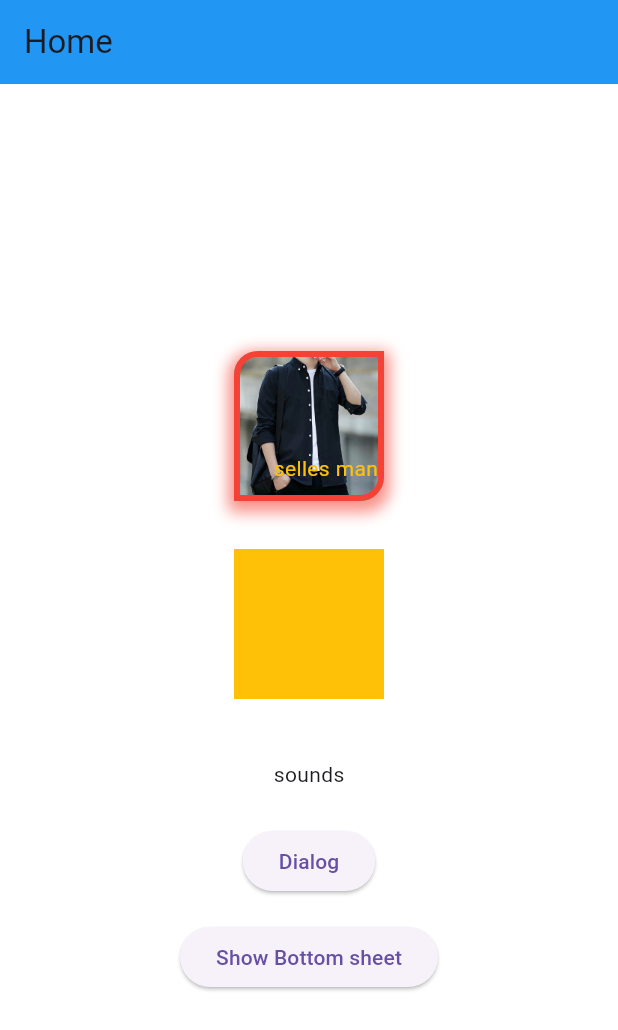
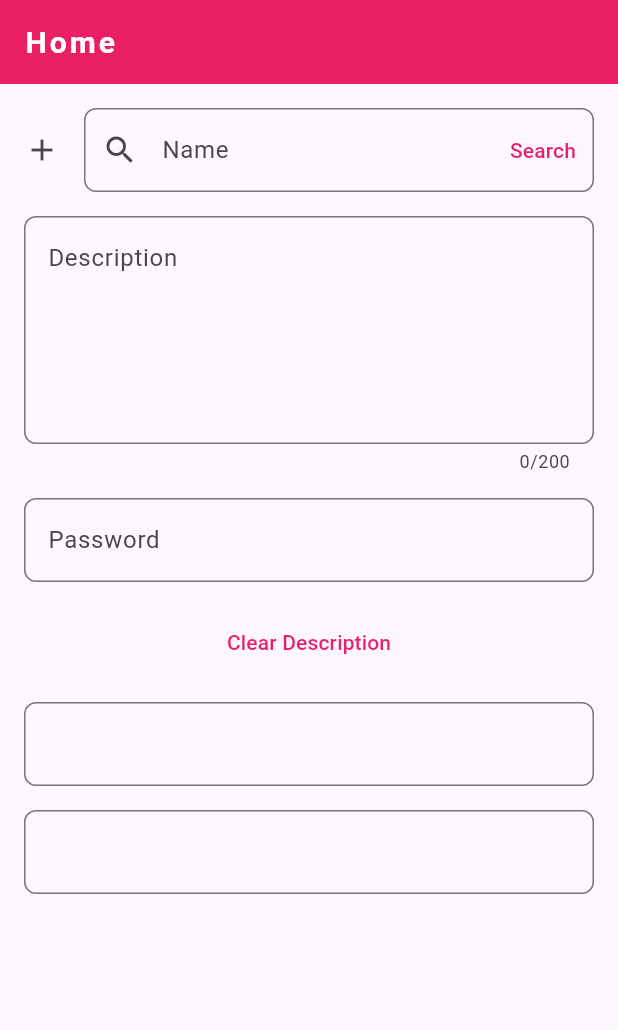
Before and after one commit to IkramulHasanTanvir/OstadFlutterBatchSeven, a Flutter app: the screen it shows after launch, on a phone screen of 412 x 824 dp. Shown: the top 1030 px of the screen. Run offline on Flutter 3.47's test engine with Material 3 defaults, Android fonts, the light colour scheme and no system bars.

Commit message:
textField

```diff
--- a/lib/main.dart
+++ b/lib/main.dart
@@ -1,7 +1,7 @@
 // Current SDK version: 3.22.1
 import 'package:flutter/material.dart';
 
-// Container, dialog, bottom-sheet
+// TextField
 
 void main() {
   runApp(IntoApp());
@@ -15,6 +15,72 @@ class IntoApp extends StatelessWidget {
     return MaterialApp(
       debugShowCheckedModeBanner: false,
       home: Home(),
+      theme: ThemeData(
+        brightness: Brightness.light,
+        appBarTheme: AppBarTheme(
+            color: Colors.pink,
+            titleTextStyle: TextStyle(
+              color: Colors.white,
+              fontSize: 20,
+              fontWeight: FontWeight.bold,
+              letterSpacing: 2.0,
+            )),
+        textButtonTheme: TextButtonThemeData(
+          style: TextButton.styleFrom(foregroundColor: Colors.pink),
+        ),
+        inputDecorationTheme: InputDecorationTheme(
+          border: OutlineInputBorder(
+              borderRadius: BorderRadius.circular(8),
+              borderSide: BorderSide(color: Colors.red, width: 2)),
+          disabledBorder: OutlineInputBorder(
+            borderRadius: BorderRadius.circular(8),
+            borderSide: BorderSide(
+              color: Colors.green,
+              width: 2,
+            ),
+          ),
+          focusedBorder: OutlineInputBorder(
+            borderRadius: BorderRadius.circular(8),
+            borderSide: BorderSide(
+              color: Colors.yellow,
+              width: 2,
+            ),
+          ),
+        ),
+      ),
+      darkTheme: ThemeData(
+        brightness: Brightness.dark,
+        appBarTheme: AppBarTheme(
+            color: Colors.pink,
+            titleTextStyle: TextStyle(
+              color: Colors.white,
+              fontSize: 20,
+              fontWeight: FontWeight.bold,
+              letterSpacing: 2.0,
+            )),
+        textButtonTheme: TextButtonThemeData(
+          style: TextButton.styleFrom(foregroundColor: Colors.pink),
+        ),
+        inputDecorationTheme: InputDecorationTheme(
+          border: OutlineInputBorder(
+            borderRadius: BorderRadius.circular(8),
+            borderSide: BorderSide(
+              width: 0.5,
+            ),
+          ),
+          disabledBorder: OutlineInputBorder(
+            borderRadius: BorderRadius.circular(8),
+          ),
+          focusedBorder: OutlineInputBorder(
+            borderRadius: BorderRadius.circular(8),
+            borderSide: BorderSide(
+              width: 0.5,
+              color: Colors.pink,
+            ),
+          ),
+        ),
+      ),
+      themeMode: ThemeMode.system,
     );
   }
 }
@@ -27,164 +93,92 @@ class Home extends StatefulWidget {
 }
 
 class _HomeState extends State<Home> {
+  TextEditingController _descriptionTEController = TextEditingController();
+
   @override
   Widget build(BuildContext context) {
     return Scaffold(
-      backgroundColor: Colors.white,
       appBar: AppBar(
         title: Text('Home'),
-        backgroundColor: Colors.blue,
       ),
-      body: Center(
+      body: Padding(
+        padding: const EdgeInsets.all(16.0),
+        child: SingleChildScrollView(
           child: Column(
-          crossAxisAlignment: CrossAxisAlignment.center,
-          mainAxisAlignment: MainAxisAlignment.center,
             children: [
-            Container(
-              width: 100,
-              height: 100,
-              // color: Colors.green,
-              //padding: EdgeInsets.all(20),
-              // padding: EdgeInsets.symmetric(
-              //   vertical: 8,
-              //   horizontal: 4,
-              // ),
-              padding: EdgeInsets.only(
-                bottom: 8,
+              TextField(
+                enabled: true,
+                decoration: InputDecoration(
+                  label: Text('Name'),
+                  hintText: 'Enter Your Name',
+                  icon: Icon(Icons.add),
+                  prefixIcon: Icon(Icons.search),
+                  suffixIcon:
+                      TextButton(onPressed: () {}, child: Text('Search')),
                 ),
-              margin: EdgeInsets.all(16),
-              alignment: Alignment.bottomRight,
-              decoration: BoxDecoration(
-                color: Colors.blue,
-                border: Border.all(
-                  color: Colors.red,
-                  width: 4,
               ),
-                // borderRadius: BorderRadius.circular(16),
-                borderRadius: BorderRadius.only(
-                  topLeft: Radius.circular(16),
-                  bottomRight: Radius.circular(16),
+              SizedBox(height: 16),
+              TextField(
+                textAlign: TextAlign.start,
+                controller: _descriptionTEController,
+                enabled: true,
+                maxLines: 5,
+                maxLength: 200,
+                onTap: () {
+                  print('Print TextField');
+                },
+                onChanged: (String value) {
+                  print(value);
+                },
+                decoration: InputDecoration(
+                  alignLabelWithHint: true,
+                  label: Text('Description'),
+                  hintText: 'Enter Your Description',
                 ),
-                // shape: BoxShape.circle,
-                image: DecorationImage(
-                    image: AssetImage('assets/images/shirt.jpg'),
-                    fit: BoxFit.cover,
-                    opacity: 4),
-                boxShadow: <BoxShadow>[
-                  BoxShadow(
-                    color: Colors.red.withOpacity(0.5),
-                    spreadRadius: 3,
-                    blurRadius: 8,
-                    offset: Offset(0, 3),
               ),
-                  BoxShadow(
-                    color: Colors.red.withOpacity(0.2),
-                    spreadRadius: 3,
-                    blurRadius: 8,
-                    offset: Offset(0, 6),
-                  )
+              SizedBox(height: 16),
+              TextField(
+                enabled: true,
+                onChanged: (String value) {
+                  print(value);
+                },
+                obscureText: true,
+                controller: TextEditingController(),
+                decoration: InputDecoration(
+                  label: Text('Password'),
+                  hintText: 'Enter Your Password',
+                ),
+              ),
+              SizedBox(
+                height: 16,
+              ),
+              TextButton(
+                onPressed: () {
+                  _descriptionTEController.clear();
+                },
+                child: Text('Clear Description'),
+              ),
+              SizedBox(height: 16),
+              TextField(),
+              SizedBox(height: 16),
+              TextField(),
             ],
           ),
-              child: Text(
-                'selles man',
-                style: TextStyle(
-                  color: Colors.amber,
-                ),
-              ),
-            ),
-            Container(
-              width: 100,
-              height: 100,
-              color: Colors.amber,
-              margin: EdgeInsets.all(16),
-              padding: EdgeInsets.all(8),
-            ),
-            Padding(
-              padding: EdgeInsets.all(24.0),
-              child: Text('sounds'),
-            ),
-            ElevatedButton(
-              onPressed: () {
-                // showAboutDialog(
-                //   context: context,
-                //   applicationName: 'Sample',
-                //   applicationVersion: '1.0.6',
-                //   children: [
-                //     Text('Sample')
-                //   ],
-                // );
-                showDialog(
-                    context: context,
-                    barrierDismissible:false,
-                    barrierColor: Colors.black38,
-                    builder: (ctx) {
-                      return AlertDialog(
-                        title: Text('Our custom dialog'),
-                        content: Column(
-                          mainAxisSize: MainAxisSize.min,
-                          crossAxisAlignment: CrossAxisAlignment.start,
-                          children: [
-                            Text('Sample Text'),
-                            Text('Sample Text'),
-                            Text('Sample Text'),
-                          ],
-                        ),
-                        actions: [
-                          TextButton(
-                            onPressed: () {
-                              Navigator.pop(context);
-                            },
-                            child: Text('Cancel'),
-                          ),
-                          TextButton(
-                            onPressed: () {},
-                            child: Text('Open'),
-                          ),
-                        ],
-                        shape: RoundedRectangleBorder(
-                           borderRadius: BorderRadius.circular(8),
-                          //borderRadius: BorderRadius.zero
-                        ),
-
-                      );
-                    });
-              },
-              child: Text('Dialog'),
-            ),
-            SizedBox(height: 16,),
-            ElevatedButton(
-              onPressed: (){
-                showModalBottomSheet(
-                  backgroundColor: Colors.black12,
-                    barrierColor: Colors.black38,
-                    enableDrag: false,
-                    isDismissible: false,
-                    context: context,
-                    builder: (ctx){
-                  return SizedBox(
-                    height: 600,
-                    width: double.infinity,
-                    child: Column(
-                      children: [
-                        Padding(
-                          padding: EdgeInsets.all(16.0),
-                          child: Text('Title'),
-                        ),
-                        Divider(),
-                        Column(
-                          children: [],
-                        )
-                      ],
-                    ),
-                  );
-                });
-              },
-              child: Text('Show Bottom sheet'),
-            ),
-
-          ],
         ),
       ),
     );
   }
 }
+
+class SettingScreen extends StatelessWidget {
+  const SettingScreen({super.key});
+
+  @override
+  Widget build(BuildContext context) {
+    return Scaffold(
+      appBar: AppBar(
+        title: Text('Setting'),
+      ),
+    );
+  }
+}
```
Lines whose indentation alone changed are shown as unchanged.
